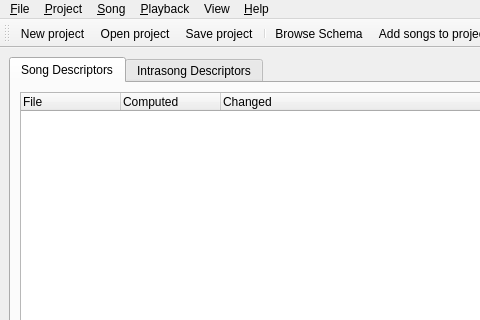
clam-project/clam, file CLAM_Annotator/src/Annotator.ui: the form before one commit; both pictures show x 0 to 480 and y 0 to 320 of the 979 by 553 pixel window.
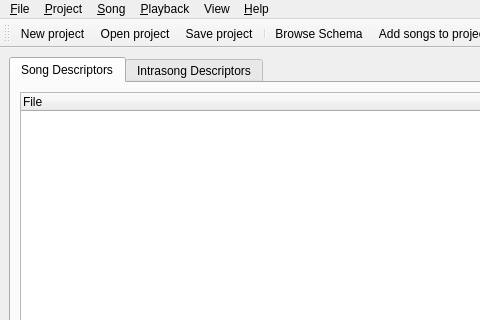
The form after the commit. Icons and pictures are not drawn.

Commit message: Removed the columns

The edit to the form file:
```diff
--- a/CLAM_Annotator/src/Annotator.ui
+++ b/CLAM_Annotator/src/Annotator.ui
@@ -88,16 +88,6 @@
              <string>File</string>
             </property>
            </column>
-           <column>
-            <property name="text" >
-             <string>Computed</string>
-            </property>
-           </column>
-           <column>
-            <property name="text" >
-             <string>Changed</string>
-            </property>
-           </column>
           </widget>
           <widget class="QTableWidget" name="mDescriptorsTable" >
            <property name="sizePolicy" >
```
